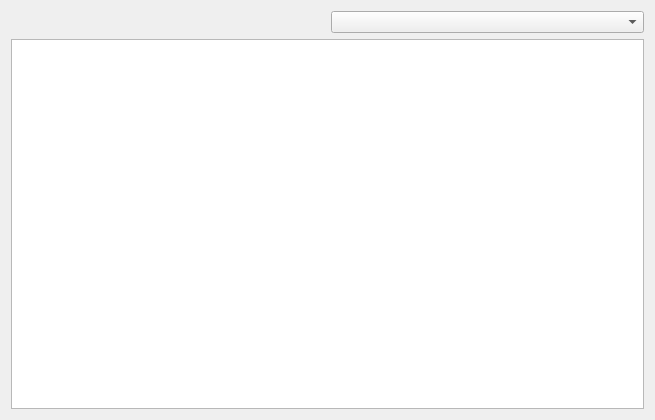
Before: the Qt Designer form planExpert/dialog.ui in NikolayShvets/expert, drawn with Qt 5.
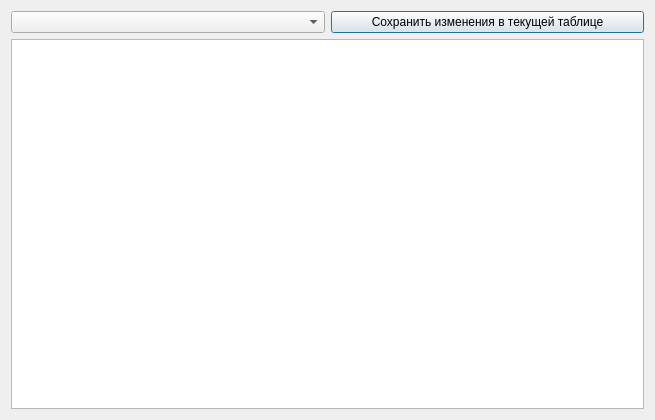
After: the same form once the commit is applied.

What changed in the file:
```diff
--- a/planExpert/dialog.ui
+++ b/planExpert/dialog.ui
@@ -19,13 +19,13 @@
      <item row="2" column="0" colspan="2">
       <widget class="QTableView" name="tablesTableView"/>
      </item>
-     <item row="0" column="1">
+     <item row="1" column="0">
       <widget class="QComboBox" name="selectTableComboBox"/>
      </item>
-     <item row="0" column="0">
-      <widget class="QLabel" name="selectTableLabel">
+     <item row="1" column="1">
+      <widget class="QPushButton" name="saveBtn">
        <property name="text">
-        <string/>
+        <string>Сохранить изменения в текущей таблице</string>
        </property>
       </widget>
      </item>
```
